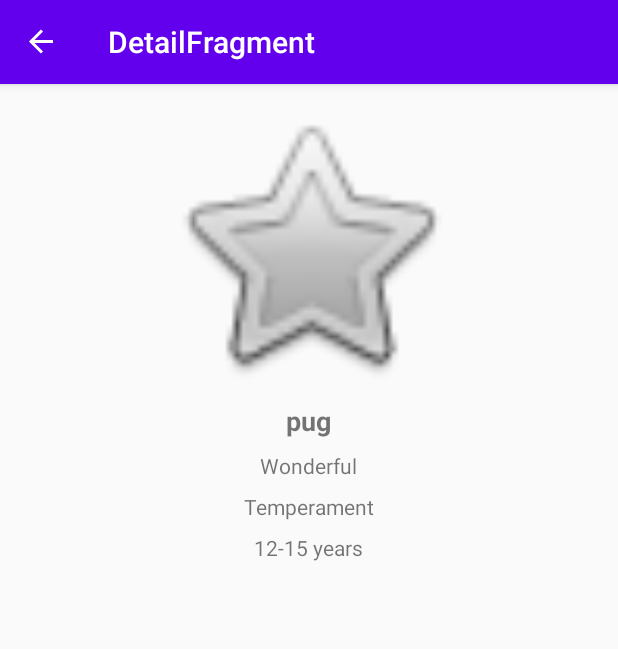
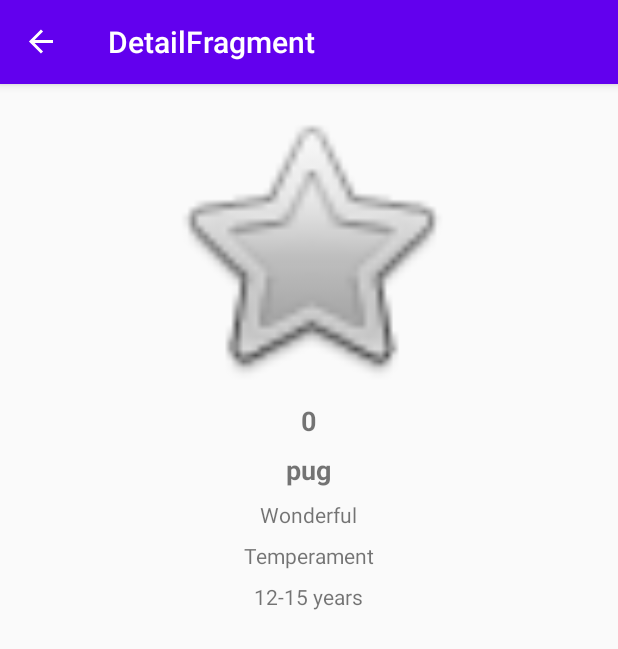
Before and after one commit to Harnet69/DogBreeds, an Android app: the screen it shows after launch (MainActivity), after a tap on "pug", on a phone screen of 412 x 824 dp. Shown: the top 649 px of the screen. Run offline under Robolectric (Android 15) with nearby library versions, the phone set to English and light mode, and no system bars; our stand-ins replace data binding, navigation-ui; 1 statement that could not run was skipped.

Commit message:
DogListdapter sends dog id to Detail

```diff
--- a/app/src/main/java/com/harnet/dogbreeds/view/DetailFragment.kt
+++ b/app/src/main/java/com/harnet/dogbreeds/view/DetailFragment.kt
@@ -31,15 +31,13 @@ class DetailFragment : Fragment() {
 
         viewModel = ViewModelProviders.of(this).get(DetailViewModel::class.java)
 
-        //Retrieve a data from DetailViewModel
-        //TODO send a dog id as argument
-        viewModel.fetch()
-
         // receive arguments from sending fragment
         arguments?.let {
             dogId = DetailFragmentArgs.fromBundle(it).dogId
+            //Retrieve a data from DetailViewModel by id
+            //TODO send a dog id as argument
+            viewModel.fetch(dogId.toString())
         }
-
         observeViewModel()
     }
 
@@ -47,6 +45,7 @@ class DetailFragment : Fragment() {
         viewModel.dogLiveData.observe(this, Observer {dog ->
             // if dog isn't null
             dog?.let {
+                dogIdDetail_TextView.text = dog.breedId
                 dogNameDetail_TextView.text = dog.dogBreed
                 dogPurposeDetail_TextView.text = dog.bredFor
                 dogPurposeDetail_TextView.text = dog.temperament
--- a/app/src/main/java/com/harnet/dogbreeds/view/DogsListAdapter.kt
+++ b/app/src/main/java/com/harnet/dogbreeds/view/DogsListAdapter.kt
@@ -36,7 +36,10 @@ class DogsListAdapter(val dogsList: ArrayList<DogBreed>) : RecyclerView.Adapter<
         holder.view.setOnClickListener {
             // navigate to appropriate detail fragment
             //TODO send an appropriate entity of DogBreed class there
-            Navigation.findNavController(it).navigate(ListFragmentDirections.actionDetailFragment())
+            val action = ListFragmentDirections.actionDetailFragment()
+            // send dog id to DetailFragment
+            action.dogId = position
+            Navigation.findNavController(it).navigate(action)
         }
     }
 
--- a/app/src/main/java/com/harnet/dogbreeds/viewModel/DetailViewModel.kt
+++ b/app/src/main/java/com/harnet/dogbreeds/viewModel/DetailViewModel.kt
@@ -9,9 +9,9 @@ class DetailViewModel: ViewModel() {
 
     //retrieve data from database by agrument's id
     //TODO there will be id as argument for retrieveng dog data from a database
-    fun fetch(){
+    fun fetch(dogId: String){
     // attach mock dog to dogLiveData
-        val dog = DogBreed("1", "pug", "12-15 years", "puggy", "sofa", "Wonderful", "")
+        val dog = DogBreed(dogId, "pug", "12-15 years", "puggy", "sofa", "Wonderful", "")
         dogLiveData.value = dog
     }
 }
--- a/app/src/main/res/layout/fragment_detail.xml
+++ b/app/src/main/res/layout/fragment_detail.xml
@@ -17,10 +17,19 @@
             android:scaleType="fitCenter"
             android:minHeight="200dp"/>
         <TextView
+            android:id="@+id/dogIdDetail_TextView"
+            android:layout_width="wrap_content"
+            android:layout_height="wrap_content"
+            android:layout_below="@id/dogImageDetail_ImageView"
+            android:text="id"
+            style="@style/Title"
+            android:layout_centerHorizontal="true"
+            android:layout_margin="4dp"/>
+        <TextView
             android:id="@+id/dogNameDetail_TextView"
             android:layout_width="wrap_content"
             android:layout_height="wrap_content"
-            android:layout_below="@id/dogImageDetail_ImageView"
+            android:layout_below="@id/dogIdDetail_TextView"
             android:text="Name"
             style="@style/Title"
             android:layout_centerHorizontal="true"
```
